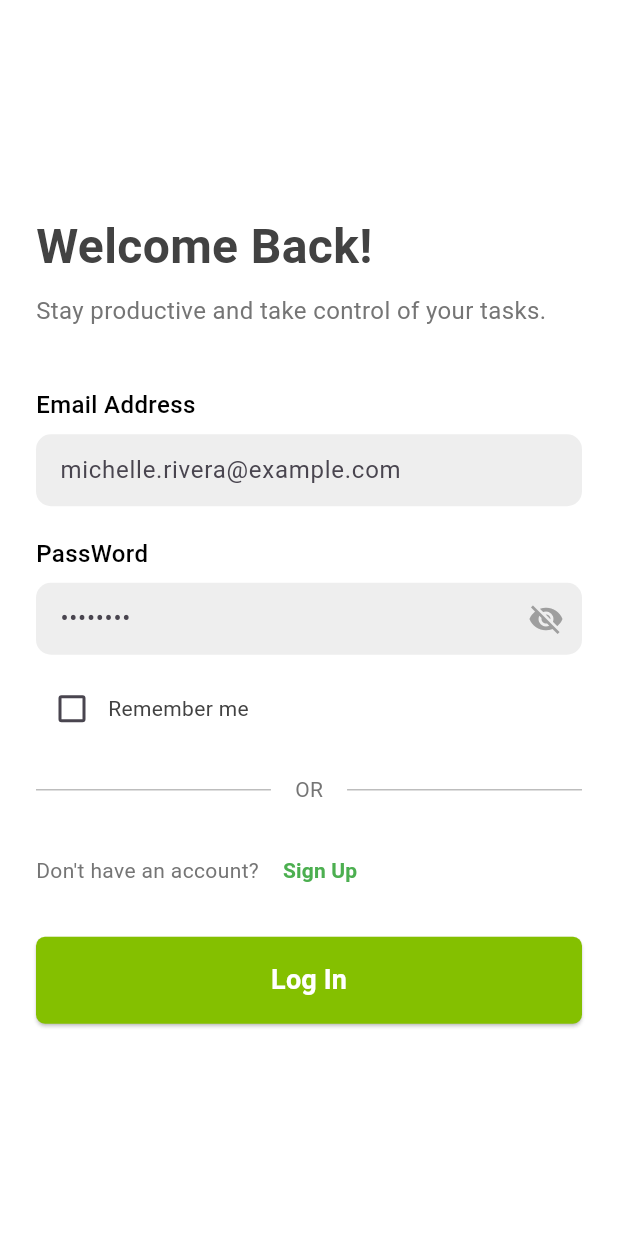
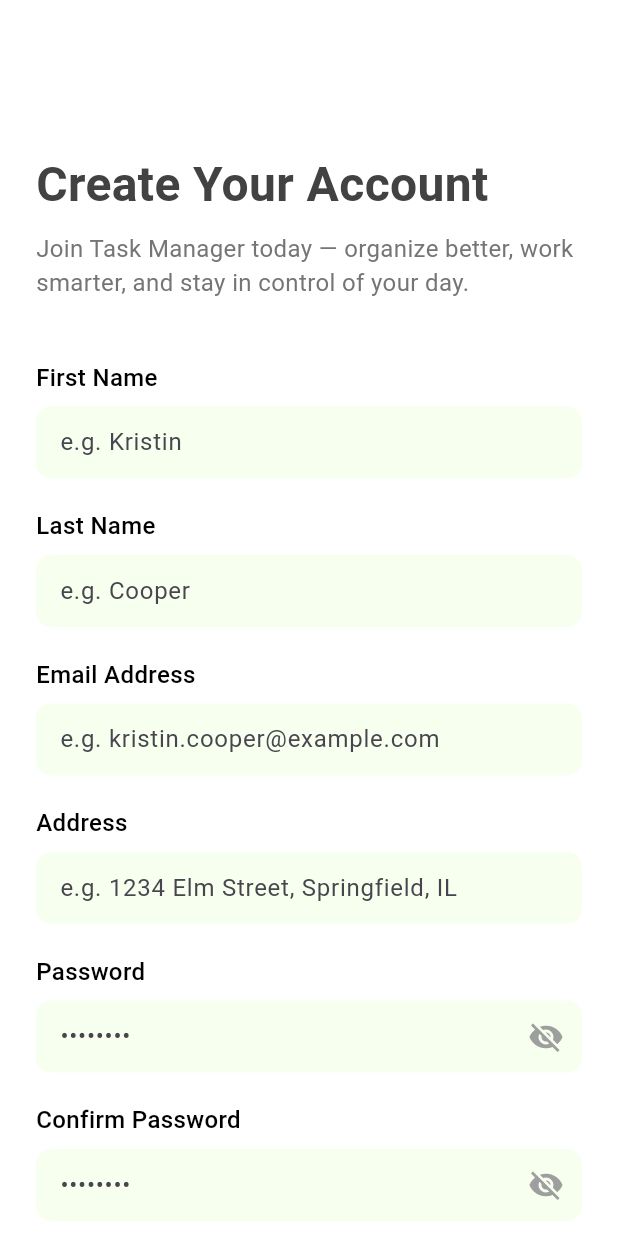
Before and after one commit to Sumon-Pal/task_manager_app, a Flutter app: the LoginScreen screen opened by its route, after a tap on "Sign Up", on a phone screen of 412 x 824 dp. Run offline on Flutter 3.47's test engine with Material 3 defaults, Android fonts, the phone set to English and light mode, and no system bars; our stand-ins replace flutter_svg.

Commit message:
designed signup screen

```diff
--- a/lib/app.dart
+++ b/lib/app.dart
@@ -1,7 +1,9 @@
 import 'package:flutter/material.dart';
 import 'package:task_manager/ui/screens/login_screen.dart';
 import 'package:task_manager/ui/screens/on_boarding_screen.dart';
+import 'package:task_manager/ui/screens/sign_up_screen.dart';
 import 'package:task_manager/ui/screens/splash_screen.dart';
+import 'package:task_manager/ui/screens/verify_email_page.dart';
 
 class TaskManager extends StatelessWidget {
   const TaskManager({super.key});
@@ -18,6 +20,8 @@ class TaskManager extends StatelessWidget {
         SplashScreen.name: (context) => SplashScreen(),
         OnBoardingScreen.name: (context) => OnBoardingScreen(),
         LoginScreen.name : (context)=> LoginScreen(),
+        SignUpScreen.name : (context)=> SignUpScreen(),
+       // VerifyEmailPage.name : (context)=> VerifyEmailPage(email: )
       },
     );
   }
--- /dev/null
+++ b/lib/ui/screens/sign_up_screen.dart
@@ -0,0 +1,278 @@
+import 'package:flutter/material.dart';
+import 'package:task_manager/ui/screens/verify_email_page.dart';
+
+class SignUpScreen extends StatefulWidget {
+  const SignUpScreen({super.key});
+static const String name = "/sign-up";
+  @override
+  State<SignUpScreen> createState() => _SignUpScreenState();
+}
+
+class _SignUpScreenState extends State<SignUpScreen> {
+  final _formKey = GlobalKey<FormState>();
+  bool _agreedToTerms = false;
+  bool _isLoading = false;
+
+  final TextEditingController _firstNameController = TextEditingController();
+  final TextEditingController _lastNameController = TextEditingController();
+  final TextEditingController _emailController = TextEditingController();
+  final TextEditingController _addressController = TextEditingController();
+  final TextEditingController _passwordController = TextEditingController();
+  final TextEditingController _confirmPasswordController = TextEditingController();
+
+  @override
+  void dispose() {
+    _firstNameController.dispose();
+    _lastNameController.dispose();
+    _emailController.dispose();
+    _addressController.dispose();
+    _passwordController.dispose();
+    _confirmPasswordController.dispose();
+    super.dispose();
+  }
+
+  Future<void> _signUp() async {
+    Navigator.push(context, MaterialPageRoute(builder: (context)=> VerifyEmailPage(email: _emailController.text)));
+    // if (_formKey.currentState!.validate() && _agreedToTerms) {
+    //   setState(() {
+    //     _isLoading = true;
+    //   });
+    //
+    //   // Here you would add your API call logic.
+    //   // For this example, we'll just simulate a network delay.
+    //   await Future.delayed(const Duration(seconds: 2));
+    //
+    //   setState(() {
+    //     _isLoading = false;
+    //   });
+    //
+    //   ScaffoldMessenger.of(context).showSnackBar(
+    //     const SnackBar(content: Text('Account creation process initiated.')),
+    //   );
+    // } else {
+    //   ScaffoldMessenger.of(context).showSnackBar(
+    //     const SnackBar(content: Text('Please agree to the terms and fill all fields correctly.')),
+    //   );
+    // }
+  }
+
+  @override
+  Widget build(BuildContext context) {
+    return Scaffold(
+      backgroundColor: Colors.white,
+      body: SingleChildScrollView(
+        padding: const EdgeInsets.symmetric(horizontal: 24.0),
+        child: Form(
+          key: _formKey,
+          child: Column(
+            crossAxisAlignment: CrossAxisAlignment.start,
+            children: [
+              const SizedBox(height: 100),
+              Text(
+                'Create Your Account',
+                style: TextStyle(
+                  fontSize: 32,
+                  fontWeight: FontWeight.bold,
+                  color: Colors.grey[800],
+                ),
+              ),
+              const SizedBox(height: 8),
+              Text(
+                'Join Task Manager today — organize better, work smarter, and stay in control of your day.',
+                style: TextStyle(
+                  fontSize: 16,
+                  color: Colors.grey[600],
+                ),
+              ),
+              const SizedBox(height: 40),
+              _buildTextField('First Name', 'e.g. Kristin', _firstNameController),
+              const SizedBox(height: 20),
+              _buildTextField('Last Name', 'e.g. Cooper', _lastNameController),
+              const SizedBox(height: 20),
+              _buildTextField('Email Address', 'e.g. kristin.cooper@example.com', _emailController),
+              const SizedBox(height: 20),
+              _buildTextField('Address', 'e.g. 1234 Elm Street, Springfield, IL', _addressController),
+              const SizedBox(height: 20),
+              _buildPasswordField('Password', '••••••••', _passwordController),
+              const SizedBox(height: 20),
+              _buildPasswordField('Confirm Password', '••••••••', _confirmPasswordController),
+              const SizedBox(height: 12),
+              Row(
+                children: [
+                  Transform.scale(
+                    scale: 1.2,
+                    child: Checkbox(
+                      value: _agreedToTerms,
+                      onChanged: (bool? value) {
+                        setState(() {
+                          _agreedToTerms = value!;
+                        });
+                      },
+                      activeColor: Colors.black,
+                      checkColor: Colors.white,
+                      side: const BorderSide(color: Colors.grey, width: 1.5),
+                    ),
+                  ),
+                  Flexible(
+                    child: Text(
+                      'I agree to the Terms & Conditions and Privacy Policy.',
+                      style: TextStyle(color: Colors.grey[800]),
+                    ),
+                  ),
+                ],
+              ),
+              const SizedBox(height: 20),
+              Row(
+                children: [
+                  Expanded(
+                    child: Divider(
+                      color: Colors.grey[400],
+                      thickness: 1,
+                    ),
+                  ),
+                  Padding(
+                    padding: const EdgeInsets.symmetric(horizontal: 16.0),
+                    child: Text(
+                      'OR',
+                      style: TextStyle(color: Colors.grey[600]),
+                    ),
+                  ),
+                  Expanded(
+                    child: Divider(
+                      color: Colors.grey[400],
+                      thickness: 1,
+                    ),
+                  ),
+                ],
+              ),
+              const SizedBox(height: 20),
+              Row(
+                mainAxisAlignment: MainAxisAlignment.center,
+                children: [
+                  Text(
+                    "Already have an account?",
+                    style: TextStyle(color: Colors.grey[600]),
+                  ),
+                  const SizedBox(width: 4),
+                  const Text(
+                    'Log In',
+                    style: TextStyle(
+                      color: Color(0xFF84C000),
+                      fontWeight: FontWeight.bold,
+                    ),
+                  ),
+                ],
+              ),
+              const SizedBox(height: 20),
+              SizedBox(
+                width: double.infinity,
+                child: ElevatedButton(
+                  onPressed: _isLoading ? null : _signUp,
+                  style: ElevatedButton.styleFrom(
+                    backgroundColor: const Color(0xFF84C000),
+                    padding: const EdgeInsets.symmetric(vertical: 16),
+                    shape: RoundedRectangleBorder(
+                      borderRadius: BorderRadius.circular(10),
+                    ),
+                  ),
+                  child: _isLoading
+                      ? const CircularProgressIndicator(
+                    valueColor: AlwaysStoppedAnimation<Color>(Colors.white),
+                  )
+                      : const Text(
+                    'Continue',
+                    style: TextStyle(
+                      color: Colors.white,
+                      fontSize: 18,
+                      fontWeight: FontWeight.bold,
+                    ),
+                  ),
+                ),
+              ),
+              const SizedBox(height: 40),
+            ],
+          ),
+        ),
+      ),
+    );
+  }
+
+  Widget _buildTextField(String label, String hint, TextEditingController controller) {
+    return Column(
+      crossAxisAlignment: CrossAxisAlignment.start,
+      children: [
+        Text(
+          label,
+          style: const TextStyle(
+            fontSize: 16,
+            fontWeight: FontWeight.w500,
+            color: Colors.black,
+          ),
+        ),
+        const SizedBox(height: 8),
+        Container(
+          decoration: BoxDecoration(
+            color: const Color(0xFFF7FFEF),
+            borderRadius: BorderRadius.circular(10),
+          ),
+          child: TextFormField(
+            controller: controller,
+            decoration: InputDecoration(
+              hintText: hint,
+              border: InputBorder.none,
+              contentPadding: const EdgeInsets.symmetric(horizontal: 16, vertical: 12),
+            ),
+            validator: (value) {
+              if (value == null || value.isEmpty) {
+                return 'This field cannot be empty';
+              }
+              return null;
+            },
+          ),
+        ),
+      ],
+    );
+  }
+
+  Widget _buildPasswordField(String label, String hint, TextEditingController controller) {
+    return Column(
+      crossAxisAlignment: CrossAxisAlignment.start,
+      children: [
+        Text(
+          label,
+          style: const TextStyle(
+            fontSize: 16,
+            fontWeight: FontWeight.w500,
+            color: Colors.black,
+          ),
+        ),
+        const SizedBox(height: 8),
+        Container(
+          decoration: BoxDecoration(
+            color: const Color(0xFFF7FFEF),
+            borderRadius: BorderRadius.circular(10),
+          ),
+          child: TextFormField(
+            controller: controller,
+            obscureText: true,
+            decoration: InputDecoration(
+              hintText: hint,
+              border: InputBorder.none,
+              contentPadding: const EdgeInsets.symmetric(horizontal: 16, vertical: 12),
+              suffixIcon: const Icon(Icons.visibility_off, color: Colors.grey),
+            ),
+            validator: (value) {
+              if (value == null || value.isEmpty) {
+                return 'This field cannot be empty';
+              }
+              if (label == 'Confirm Password' && value != _passwordController.text) {
+                return 'Passwords do not match';
+              }
+              return null;
+            },
+          ),
+        ),
+      ],
+    );
+  }
+}
```
